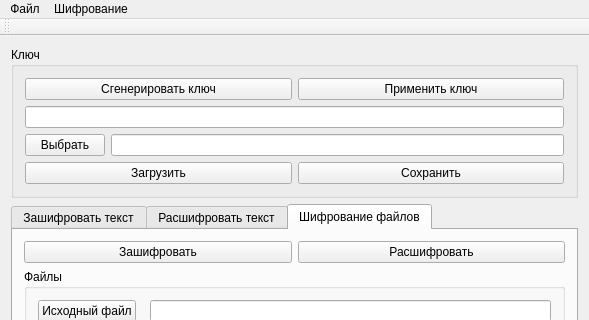
Before: the Qt Designer form forms/mainwindow.ui in suiljex/idea_tools, drawn with Qt 5; both pictures show x 0 to 589 and y 0 to 320 of the 589 by 491 pixel window.
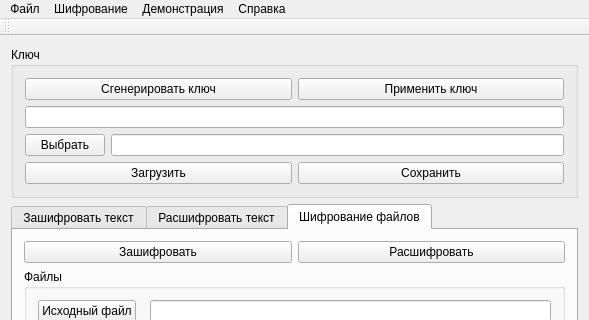
After: the same form once the commit is applied.

Commit message: ADD Форма для демонстрации

```diff
--- a/forms/mainwindow.ui
+++ b/forms/mainwindow.ui
@@ -245,8 +245,21 @@
     <addaction name="file_decrypt"/>
     <addaction name="menu_3"/>
    </widget>
+   <widget class="QMenu" name="menu_4">
+    <property name="title">
+     <string>Демонстрация</string>
+    </property>
+    <addaction name="start_demo"/>
+   </widget>
+   <widget class="QMenu" name="menu_5">
+    <property name="title">
+     <string>Справка</string>
+    </property>
+   </widget>
    <addaction name="menu"/>
    <addaction name="menu_2"/>
+   <addaction name="menu_4"/>
+   <addaction name="menu_5"/>
   </widget>
   <widget class="QToolBar" name="mainToolBar">
    <attribute name="toolBarArea">
```
Left out of the diff: 5 changed lines with no effect on the pictures. The commit also changes 6 other files.
